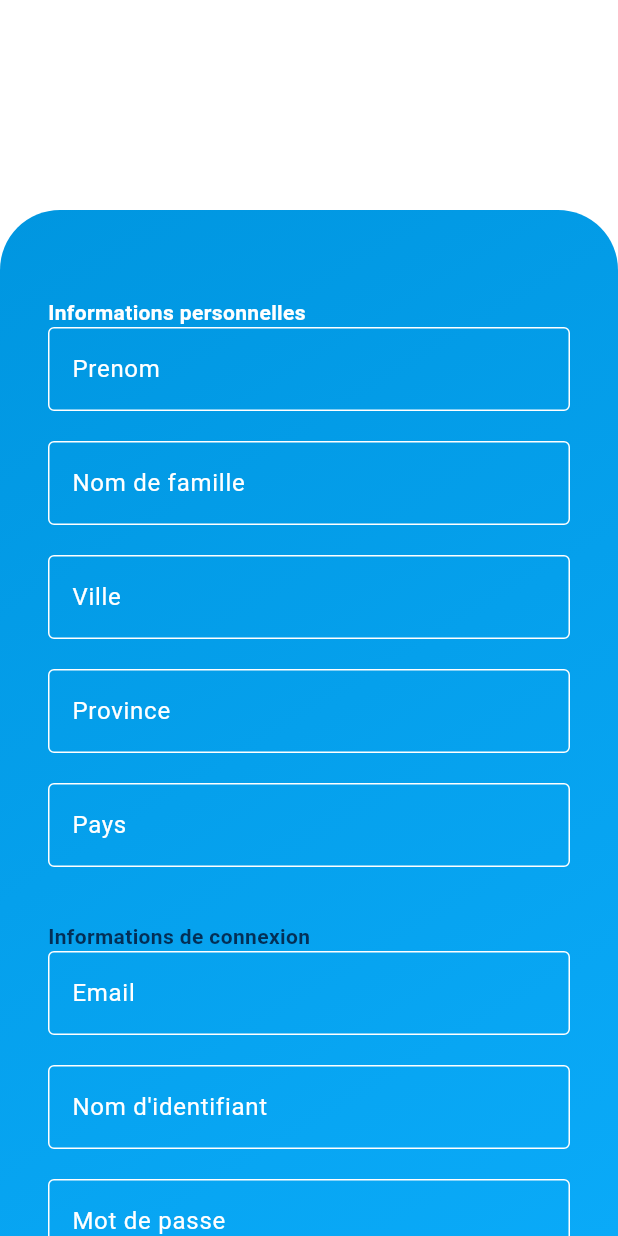
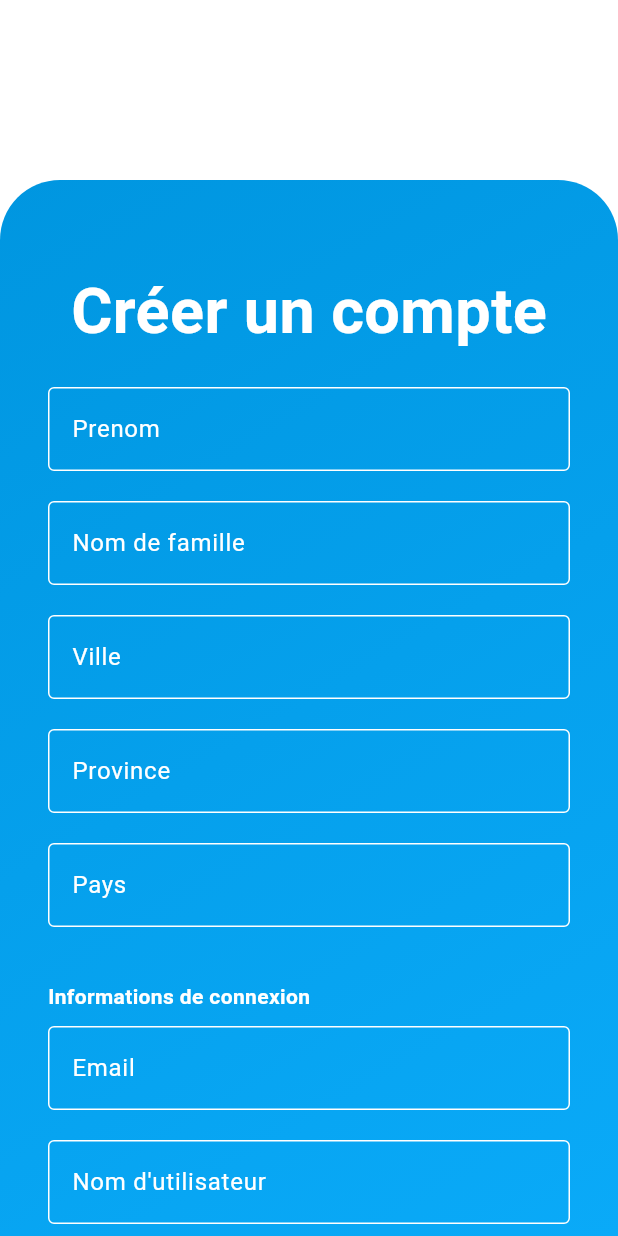
Before and after one commit to zakdonohue/Log450_DoIt, a Flutter app: the screen it shows after launch, after a tap on "Créer un compte", on a phone screen of 412 x 824 dp. Run offline on Flutter 3.47's test engine with Material 3 defaults, Android fonts, the light colour scheme and no system bars; our stand-ins replace lottie; network calls fail.

Commit message:
create account style

```diff
--- a/lib/ui/createaccountscreen.dart
+++ b/lib/ui/createaccountscreen.dart
@@ -1,5 +1,6 @@
 import 'package:flutter/material.dart';
 import 'package:log450_doit/ui/corenav.dart';
+import 'package:log450_doit/ui/loginscreen.dart';
 import 'package:log450_doit/ui/reusableWidgets/customtextfield.dart';
 import 'package:log450_doit/ui/utils/materialColor.dart';
 import 'package:log450_doit/ui/reusableWidgets/buttonIcon.dart';
@@ -61,7 +62,7 @@ Widget build(BuildContext context) {
   return Scaffold(
     backgroundColor: Colors.white,
     body: Padding(
-      padding: const EdgeInsets.only(top: 140.0),
+      padding: const EdgeInsets.only(top: 120.0),
       child: Center(
         child: Container(
           decoration: const BoxDecoration(
@@ -91,13 +92,17 @@ Widget build(BuildContext context) {
                     child: Column(
                       crossAxisAlignment: CrossAxisAlignment.start,
                       children: [
-                        const Text(
-                          "Informations personnelles",
+                        const Center(
+                          child: Text(
+                            "Créer un compte",
                             style: TextStyle(
                               color: Colors.white,
+                              fontSize: 42,
                               fontWeight: FontWeight.bold,
                             ),
                           ),
+                        ),
+                        const SizedBox(height: 20),
                         CustomTextField(
                           hintText: "Prenom",
                           controller: controllerSurname,
@@ -129,16 +134,17 @@ Widget build(BuildContext context) {
                         const Text(
                           "Informations de connexion",
                           style: TextStyle(
-                            color: Color.fromARGB(199, 2, 14, 43),
+                            color: Colors.white,
                             fontWeight: FontWeight.bold,
                           ),
                         ),
+                        const SizedBox(height: 10),
                         CustomTextField(
                           hintText: "Email",
                           controller: controllerEmail,
                         ),
                         CustomTextField(
-                          hintText: "Nom d'identifiant",
+                          hintText: "Nom d'utilisateur",
                           controller: controllerUsername,
                         ),
                         CustomTextField(
@@ -156,6 +162,9 @@ Widget build(BuildContext context) {
                         children: [
                           Padding(
                             padding: const EdgeInsets.symmetric(horizontal: 40.0),
+                            child: SizedBox(
+                              height: 60,
+                              width: 300,
                               child: ElevatedButton.icon(
                                 onPressed: () {
                                   _CreateUser(
@@ -168,15 +177,15 @@ Widget build(BuildContext context) {
                                     controllerProvince,
                                     controllerCountry,
                                   );
-                                Navigator.pushNamed(context, CoreApp.routeName);
                                 },
                                 label: const Align(
                                   alignment: Alignment.center,
                                   child: Text(
-                                  "Creer le compte",
+                                    "Créer le compte",
                                     style: TextStyle(
-                                    color: Color.fromARGB(200, 255, 45, 108),
+                                      color: Color(0xFF0AAAF8),
                                       fontWeight: FontWeight.bold,
+                                      fontSize: 24,
                                     ),
                                   ),
                                 ),
@@ -184,9 +193,19 @@ Widget build(BuildContext context) {
                                   'assets/loginicon.png',
                                   width: 24.0,
                                   height: 24.0,
+                                  color:Color(0xFF0AAAF8),
+                                ),
+                                style: ElevatedButton.styleFrom(
+                                  shape: RoundedRectangleBorder(
+                                    borderRadius: BorderRadius.circular(30.0),
+                                  ),
+                                  elevation: 5, // Add elevation (drop shadow) to the button
+                                  shadowColor: Colors.black.withOpacity(0.8), // Shadow color
                                 ),
                               ),
                             ),
+                          ),
+                          const SizedBox(height: 34),
                         ],
                       ),
                     ),
@@ -236,7 +255,14 @@ Future<void> _CreateUser(
 
     if (response.statusCode >= 200 && response.statusCode <= 299) {
       print("User created successfully");
+      Navigator.pushNamed(context, LoginScreen.routeName);
     } else {
+      ScaffoldMessenger.of(context).showSnackBar(
+        const SnackBar(
+          content: Text("Il y a eu une erreur lors de la création de compte."),
+          duration: Duration(seconds: 3),
+        ),
+      );
       print("Failed to create user: ${response.body}");
     }
   } catch (e) {
--- a/lib/ui/loginscreen.dart
+++ b/lib/ui/loginscreen.dart
@@ -9,6 +9,7 @@ import 'package:log450_doit/ui/utils/sharedPreferences.dart';
 
 class LoginScreen extends StatefulWidget {
   const LoginScreen({Key? key}) : super(key: key);
+  static const routeName = '/login';
 
   @override
   _LoginScreenState createState() => _LoginScreenState();
@@ -92,8 +93,8 @@ class _LoginScreenState extends State<LoginScreen> {
                           child: TextField(
                             controller: _usernameController,
                             decoration: InputDecoration(
-                              hintText: "Enter your username",
-                              labelText: "Username",
+                              hintText: "Entrez votre nom d'utilisateur",
+                              labelText: "Nom d'utilisateur",
                               labelStyle: const TextStyle(color: Colors.white),
                               border: OutlineInputBorder(
                                 borderRadius: BorderRadius.circular(20.0),
@@ -120,8 +121,8 @@ class _LoginScreenState extends State<LoginScreen> {
                             controller: _passwordController,
                             obscureText: true,
                             decoration: InputDecoration(
-                              hintText: "Enter your password",
-                              labelText: "Password",
+                              hintText: "Entrez votre mot de passe",
+                              labelText: "Mot de passe",
                               labelStyle: const TextStyle(color: Colors.white),
                               border: OutlineInputBorder(
                                 borderRadius: BorderRadius.circular(20.0),
--- a/lib/ui/main.dart
+++ b/lib/ui/main.dart
@@ -30,6 +30,7 @@ class _MainApp extends State<MainApp> {
   Widget build(BuildContext context) {
     return MaterialApp(
       routes: {
+        LoginScreen.routeName: (context) => const LoginScreen(),
         CreateAccountScreen.routeName: (context) => const CreateAccountScreen(),
         CoreApp.routeName: (context) => const CoreAppNavigation(),
         ProfileScreen.routeName: (context) => const ProfileScreen(),
```
Lines whose indentation alone changed are shown as unchanged.
